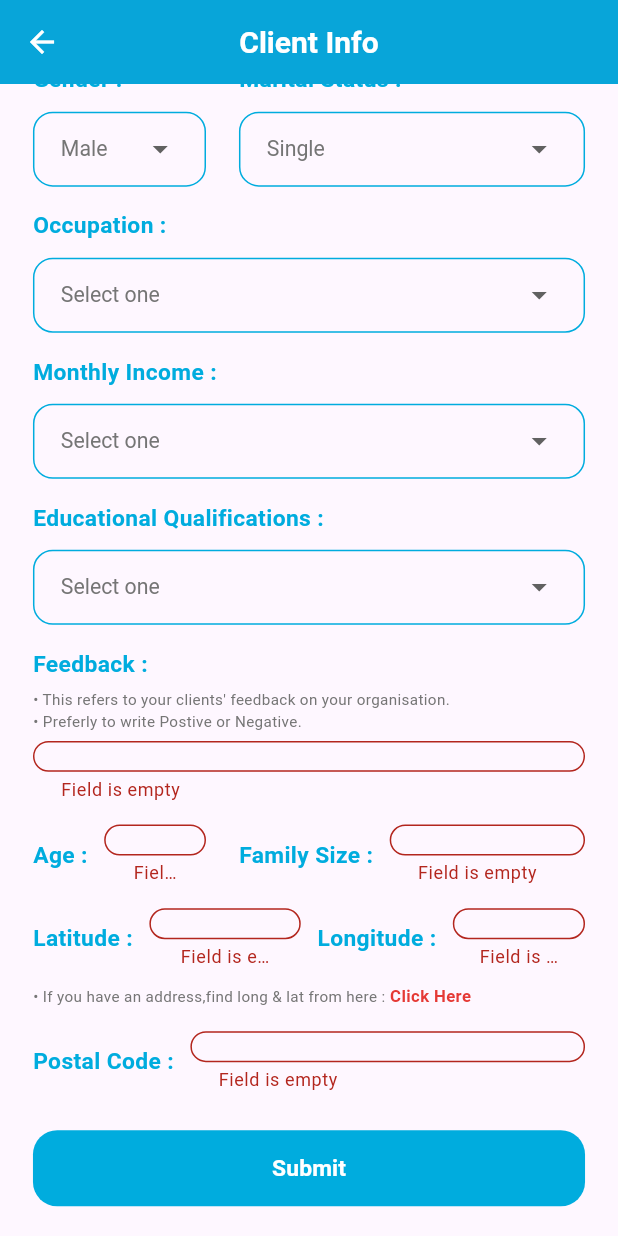
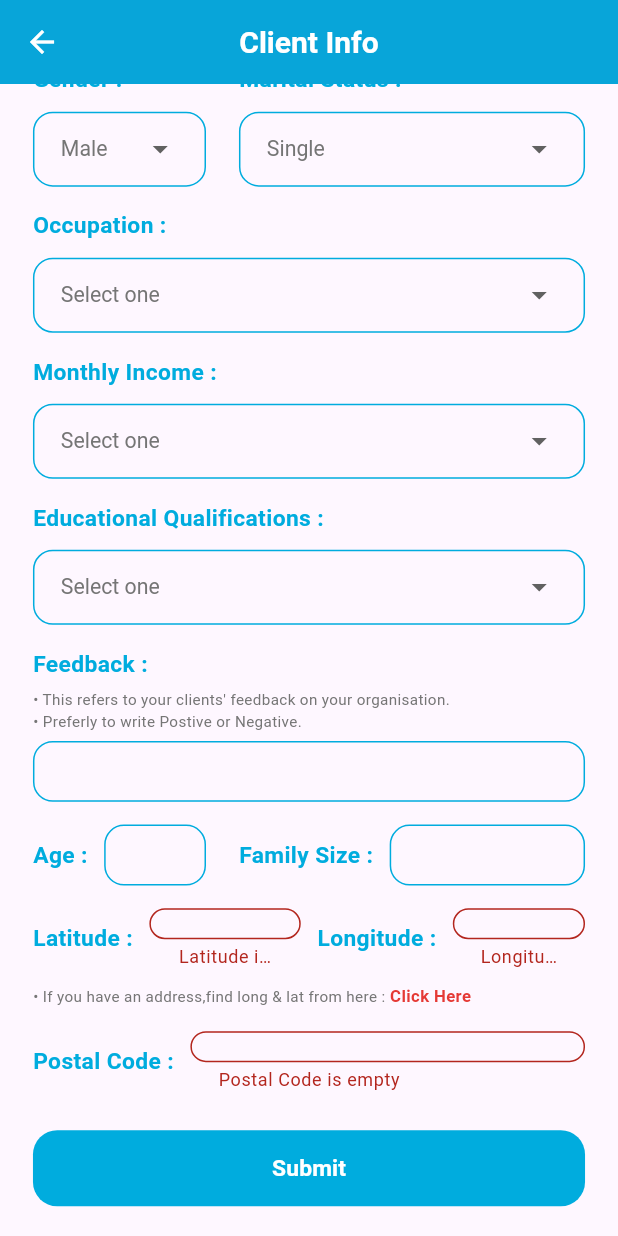
Before and after one commit to Habeba-Elhosary/Choose-Your-Client-App, a Flutter app: the InputScreen screen opened directly, scrolled down 34 dp, after a tap on "Submit", on a phone screen of 412 x 824 dp. Run offline on Flutter 3.47's test engine with Material 3 defaults, Android fonts, the phone set to English and light mode, and no system bars; our stand-ins replace animated_splash_screen, dio, flutter_bloc, flutter_screenutil, google_fonts, page_transition.

```diff
--- a/lib/core/cubit/check_cancellation_state.dart
+++ b/lib/core/cubit/check_cancellation_state.dart
@@ -1,17 +1,15 @@
-import '../models/request_model.dart';
-
 abstract class CheckCancellationStates {}
 
-class CheckCancellatioInitial extends CheckCancellationStates {}
+class CheckCancellationInitial extends CheckCancellationStates {}
 
-class CheckCancellatioLoading extends CheckCancellationStates {}
+class CheckCancellationLoading extends CheckCancellationStates {}
 
-class CheckCancellatioSuccess extends CheckCancellationStates {
-  final MyRequestItemsModel data;
-  CheckCancellatioSuccess({required this.data});
+class CheckCancellationSuccess extends CheckCancellationStates {
+  final String data;
+  CheckCancellationSuccess({required this.data});
 }
 
-class CheckCancellatioError extends CheckCancellationStates {
+class CheckCancellationError extends CheckCancellationStates {
   final String error;
-  CheckCancellatioError({required this.error});
+  CheckCancellationError({required this.error});
 }
--- a/lib/core/models/request_model.dart
+++ b/lib/core/models/request_model.dart
@@ -1,58 +1,114 @@
+// class MyRequestItemsModel {
+//   final int? age;
+//   final String? gender;
+//   final String maritalStatus;
+//   final String? occupation;
+//   final String? monthlyIncome;
+//   final String? educationalQualifications;
+//   final int? familySize;
+//   final double latitude;
+//   final double longitude;
+//   final int pincode;
+//   final String? feedback;
+
+//   MyRequestItemsModel({
+//     this.age,
+//     required this.gender,
+//     required this.maritalStatus,
+//     this.occupation,
+//     this.monthlyIncome,
+//     this.educationalQualifications,
+//     this.familySize,
+//     required this.latitude,
+//     required this.longitude,
+//     required this.pincode,
+//     this.feedback,
+//   });
+
+//   factory MyRequestItemsModel.fromJson(Map<String, dynamic> json) =>
+//       MyRequestItemsModel(
+//         age: json['Age'] as int?,
+//         gender: json['Gender'] as String? ?? '',
+//         maritalStatus: json['Marital Status'] as String? ?? '',
+//         occupation: json['Occupation'] as String?,
+//         monthlyIncome: json['Monthly Income'] as String?,
+//         educationalQualifications:
+//             json['Educational Qualifications'] as String?,
+//         familySize: json['Family size'] as int?,
+//         latitude: json['latitude'] as double? ?? 0.0,
+//         longitude: json['longitude'] as double? ?? 0.0,
+//         pincode: json['Pin code'] as int? ?? 0,
+//         feedback: json['Feedback'] as String?,
+//       );
+
+//   Map<String, dynamic> toJson() => {
+//         if (age != null) 'Age': age,
+//         'Gender': gender,
+//         'Marital Status': maritalStatus,
+//         if (occupation != null) 'Occupation': occupation,
+//         if (monthlyIncome != null) 'Monthly Income': monthlyIncome,
+//         if (educationalQualifications != null)
+//           'Educational Qualifications': educationalQualifications,
+//         if (familySize != null) 'Family size': familySize,
+//         'latitude': latitude,
+//         'longitude': longitude,
+//         'Pin code': pincode,
+//         if (feedback != null) 'Feedback': feedback,
+//       };
+// }
 class MyRequestItemsModel {
-  final int? age;
+  final int age;
   final String gender;
   final String maritalStatus;
-  final String? occupation;
-  final String? monthlyIncome;
-  final String? educationalQualifications;
-  final int? familySize;
+  final String occupation;
+  final String monthlyIncome;
+  final String educationalQualifications;
+  final int familySize;
   final double latitude;
   final double longitude;
   final int pincode;
-  final String? feedback;
+  final String feedback;
 
   MyRequestItemsModel({
-    this.age,
+    required this.age,
     required this.gender,
     required this.maritalStatus,
-    this.occupation,
-    this.monthlyIncome,
-    this.educationalQualifications,
-    this.familySize,
+    required this.occupation,
+    required this.monthlyIncome,
+    required this.educationalQualifications,
+    required this.familySize,
     required this.latitude,
     required this.longitude,
     required this.pincode,
-    this.feedback,
+    required this.feedback,
   });
 
   factory MyRequestItemsModel.fromJson(Map<String, dynamic> json) =>
       MyRequestItemsModel(
-        age: json['Age'] as int?,
+        age: json['Age'] as int,
         gender: json['Gender'] as String,
         maritalStatus: json['Marital Status'] as String,
-        occupation: json['Occupation'] as String?,
-        monthlyIncome: json['Monthly Income'] as String?,
-        educationalQualifications:
-            json['Educational Qualifications'] as String?,
-        familySize: json['Family size'] as int?,
+        occupation: json['Occupation'] as String,
+        monthlyIncome: json['Monthly Income'] as String,
+        educationalQualifications: json['Educational Qualifications'] as String,
+        familySize: json['Family size'] as int,
         latitude: json['latitude'] as double,
         longitude: json['longitude'] as double,
         pincode: json['Pin code'] as int,
-        feedback: json['Feedback'] as String?,
+        feedback: json['Feedback'] as String,
       );
 
   Map<String, dynamic> toJson() => {
-        if (age != null) 'Age': age,
+        'Age': age,
         'Gender': gender,
         'Marital Status': maritalStatus,
-        if (occupation != null) 'Occupation': occupation,
-        if (monthlyIncome != null) 'Monthly Income': monthlyIncome,
-        if (educationalQualifications != null)
-          'Educational Qualifications': educationalQualifications,
-        if (familySize != null) 'Family size': familySize,
+        'Occupation': occupation,
+        'Monthly Income': monthlyIncome,
+        'Educational Qualifications': educationalQualifications,
+        'Family size': familySize,
         'latitude': latitude,
         'longitude': longitude,
         'Pin code': pincode,
-        if (feedback != null) 'Feedback': feedback,
+        'Feedback': feedback,
       };
 }
--- a/lib/core/widgets/app_text_button.dart
+++ b/lib/core/widgets/app_text_button.dart
@@ -1,6 +1,6 @@
 import 'package:flutter/material.dart';
 import 'package:flutter_screenutil/flutter_screenutil.dart';
-import 'package:ml_project/core/themes/colors.dart';
+import '../themes/colors.dart';
 
 class AppTextButton extends StatelessWidget {
   final double? borderRadius;
@@ -31,8 +31,8 @@ class AppTextButton extends StatelessWidget {
         shape: MaterialStateProperty.all<RoundedRectangleBorder>(
             RoundedRectangleBorder(
                 borderRadius: BorderRadius.circular(borderRadius ?? 16.r))),
-        backgroundColor: MaterialStateProperty.all(
-            backgroundColor ?? ColorsManager.blue),
+        backgroundColor:
+            MaterialStateProperty.all(backgroundColor ?? ColorsManager.blue),
         padding: MaterialStateProperty.all<EdgeInsetsGeometry>(
             EdgeInsets.symmetric(
                 horizontal: horizontalPadding?.w ?? 12.w,
--- a/lib/core/widgets/app_text_field.dart
+++ b/lib/core/widgets/app_text_field.dart
@@ -2,8 +2,8 @@
 
 import 'package:flutter/material.dart';
 import 'package:flutter_screenutil/flutter_screenutil.dart';
-import 'package:ml_project/core/themes/colors.dart';
-import 'package:ml_project/core/themes/text_styles.dart';
+import '../themes/colors.dart';
+import '../themes/text_styles.dart';
 
 class AppTextFormField extends StatelessWidget {
   String? hintText;
@@ -12,6 +12,7 @@ class AppTextFormField extends StatelessWidget {
   TextInputType? textInputType;
   Function(String)? onChanged;
   TextEditingController controller;
+  String? Function(String?)? validator;
 
   AppTextFormField({
     super.key,
@@ -20,6 +21,7 @@ class AppTextFormField extends StatelessWidget {
     this.suffix,
     this.textInputType,
     this.onChanged,
+    this.validator,
     required this.controller,
   });
 
@@ -29,15 +31,7 @@ class AppTextFormField extends StatelessWidget {
       height: 40.h,
       child: TextFormField(
         keyboardType: textInputType ?? TextInputType.none,
-        validator: (data) {
-          if (data!.isEmpty) {
-            return 'Field is empty ';
-          }
-          return null;
-          // else if (!EmailValidator.validate(data)) {
-          //   return 'invalid';
-          // }
-        },
+        validator:validator,
         controller: controller,
         onChanged: onChanged,
         textAlign: TextAlign.center,
--- a/lib/views/input_screen.dart
+++ b/lib/views/input_screen.dart
@@ -1,14 +1,14 @@
 import 'package:flutter/material.dart';
 import 'package:flutter_bloc/flutter_bloc.dart';
 import 'package:flutter_screenutil/flutter_screenutil.dart';
-import 'package:ml_project/views/output_screen.dart';
 import 'package:url_launcher/url_launcher.dart';
-import 'package:ml_project/core/cubit/check_cancellation_cubit.dart';
-import 'package:ml_project/core/themes/text_styles.dart';
-import 'package:ml_project/core/widgets/app_drop_down_button.dart';
-import 'package:ml_project/core/widgets/app_text_button.dart';
-import 'package:ml_project/core/widgets/app_text_field.dart';
+import '../core/cubit/check_cancellation_cubit.dart';
 import '../core/themes/colors.dart';
+import '../core/themes/text_styles.dart';
+import '../core/widgets/app_drop_down_button.dart';
+import '../core/widgets/app_text_button.dart';
+import '../core/widgets/app_text_field.dart';
+import 'output_screen.dart';
 
 class InputScreen extends StatefulWidget {
   const InputScreen({super.key});
@@ -19,15 +19,15 @@ class InputScreen extends StatefulWidget {
 class _InputScreenState extends State<InputScreen> {
   late String gender;
   late String maritalStatus;
-  String? occupation;
-  String? monthlyIncome;
-  String? educationalQualification;
-  final ageController = TextEditingController();
-  final familySizeController = TextEditingController();
+   String occupation = '';
+   String monthlyIncome = '';
+   String educationalQualification = '';
+  final TextEditingController ageController = TextEditingController();
+  final TextEditingController familySizeController = TextEditingController();
   final latitudeController = TextEditingController();
   final longitudeController = TextEditingController();
   final pinCodeController = TextEditingController();
-  final feedbackController = TextEditingController();
+  final TextEditingController feedbackController = TextEditingController();
   final formKey = GlobalKey<FormState>();
   final Uri _url =
       Uri.parse('https://www.latlong.net/convert-address-to-lat-long.html');
@@ -111,7 +111,7 @@ class _InputScreenState extends State<InputScreen> {
                       ],
                       selectedItem: 'Select one',
                       onItemSelected: (value) {
-                        occupation = value;
+                        occupation = value!;
                       }),
                   SizedBox(height: 15.h),
                   Text('Monthly Income :', style: AppTextStyles.font15BlueW600),
@@ -126,7 +126,7 @@ class _InputScreenState extends State<InputScreen> {
                       ],
                       selectedItem: 'Select one',
                       onItemSelected: (value) {
-                        monthlyIncome = value;
+                        monthlyIncome = value!;
                       }),
                   SizedBox(height: 15.h),
                   Text('Educational Qualifications :',
@@ -142,10 +142,13 @@ class _InputScreenState extends State<InputScreen> {
                       ],
                       selectedItem: 'Select one',
                       onItemSelected: (value) {
-                        educationalQualification = value;
+                        educationalQualification = value!;
                       }),
                   SizedBox(height: 15.h),
-                  Text('Feedback :', style: AppTextStyles.font15BlueW600),
+                  Text(
+                    'Feedback :',
+                    style: AppTextStyles.font15BlueW600,
+                  ),
                   SizedBox(
                     height: 5.h,
                   ),
@@ -161,7 +164,11 @@ class _InputScreenState extends State<InputScreen> {
                   AppTextFormField(
                     onChanged: (value) {
                       setState(() {
-                        feedbackController.text = value;
+                        if (value.isEmpty) {
+                          feedbackController.text = '';
+                        } else {
+                          feedbackController.text = value;
+                        }
                       });
                     },
                     textInputType: TextInputType.text,
@@ -184,7 +191,11 @@ class _InputScreenState extends State<InputScreen> {
                                 textInputType: TextInputType.number,
                                 onChanged: (value) {
                                   setState(() {
-                                    ageController.text = value;
+                                    if (value.isEmpty) {
+                                      ageController.text = '0';
+                                    } else {
+                                      ageController.text = value;
+                                    }
                                   });
                                 },
                                 controller: ageController,
@@ -206,7 +217,11 @@ class _InputScreenState extends State<InputScreen> {
                                 textInputType: TextInputType.number,
                                 onChanged: (value) {
                                   setState(() {
-                                    familySizeController.text = value;
+                                    if (value.isEmpty) {
+                                      familySizeController.text = '0';
+                                    } else {
+                                      familySizeController.text = value;
+                                    }
                                   });
                                 },
                                 controller: familySizeController,
@@ -231,6 +246,12 @@ class _InputScreenState extends State<InputScreen> {
                             Expanded(
                               child: AppTextFormField(
                                 textInputType: TextInputType.number,
+                                validator: (data) {
+                                  if (data!.isEmpty) {
+                                    return 'Latitude is empty ';
+                                  }
+                                  return null;
+                                },
                                 onChanged: (value) {
                                   setState(() {
                                     latitudeController.text = value;
@@ -253,6 +274,12 @@ class _InputScreenState extends State<InputScreen> {
                             Expanded(
                               child: AppTextFormField(
                                 textInputType: TextInputType.number,
+                                validator: (data) {
+                                  if (data!.isEmpty) {
+                                    return 'Longitude is empty ';
+                                  }
+                                  return null;
+                                },
                                 onChanged: (value) {
                                   setState(() {
                                     longitudeController.text = value;
@@ -294,6 +321,12 @@ class _InputScreenState extends State<InputScreen> {
                       Expanded(
                         child: AppTextFormField(
                           textInputType: TextInputType.number,
+                          validator: (data) {
+                            if (data!.isEmpty) {
+                              return 'Postal Code is empty ';
+                            }
+                            return null;
+                          },
                           onChanged: (value) {
                             setState(() {
                               pinCodeController.text = value;
```
Also changed, not shown: lib/core/cubit/check_cancellation_cubit.dart (+13 -10 lines), lib/core/models/response_model.dart (added, +12 -0 lines), lib/core/repository/data_repo.dart (+9 -4 lines), lib/core/widgets/app_drop_down_button.dart (+7 -2 lines), lib/main.dart (+7 -6 lines), lib/views/output_screen.dart (+23 -20 lines).
